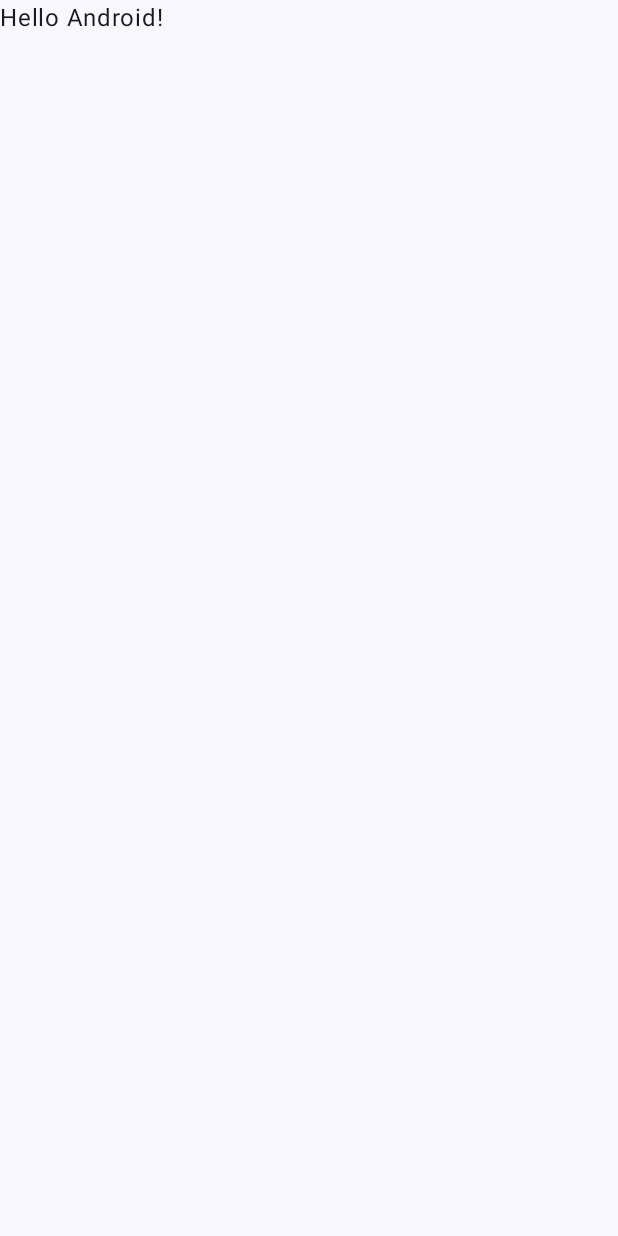
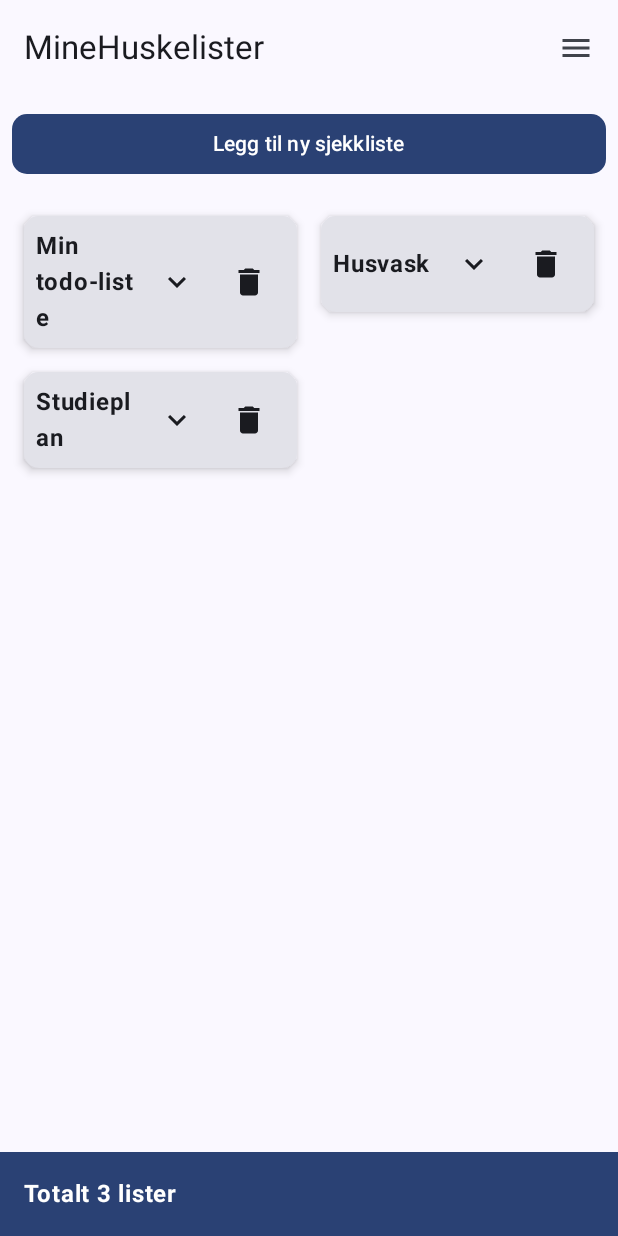
Before and after one commit to LawftyGoals/dte_2603_oblig2, an Android app built with Jetpack Compose: the screen it shows after launch (MainActivity), on a phone screen of 412 x 824 dp. Before the commit the screen is almost empty. Run offline under Robolectric (Android 15) with nearby library versions, the light colour scheme and no system bars.

Commit message:
Sjekkliste UI med Rutenett-toggle og Utvidbare Kort
- LazyVerticalGrid
- Expandable checklist cards
- add/delete
- Material 3 Scaffold
- unstable icons

```diff
--- a/app/src/main/java/com/example/dte2603_oblig2/MainActivity.kt
+++ b/app/src/main/java/com/example/dte2603_oblig2/MainActivity.kt
@@ -4,25 +4,107 @@ import android.os.Bundle
 import androidx.activity.ComponentActivity
 import androidx.activity.compose.setContent
 import androidx.activity.enableEdgeToEdge
-import androidx.compose.foundation.layout.fillMaxSize
-import androidx.compose.foundation.layout.padding
-import androidx.compose.material3.Scaffold
-import androidx.compose.material3.Text
-import androidx.compose.runtime.Composable
+import androidx.compose.foundation.background
+import androidx.compose.foundation.layout.*
+import androidx.compose.foundation.lazy.grid.GridCells
+import androidx.compose.foundation.lazy.grid.LazyVerticalGrid
+import androidx.compose.foundation.lazy.grid.items
+import androidx.compose.foundation.shape.RoundedCornerShape
+import androidx.compose.material3.*
+import androidx.compose.runtime.*
+import androidx.compose.ui.Alignment
 import androidx.compose.ui.Modifier
+import androidx.compose.ui.graphics.Color
+import androidx.compose.ui.text.font.FontWeight
 import androidx.compose.ui.tooling.preview.Preview
+import androidx.compose.ui.unit.dp
 import com.example.dte2603_oblig2.ui.theme.Dte2603_oblig2Theme
+import androidx.compose.material.icons.Icons
+import androidx.compose.material.icons.filled.Delete
+import androidx.compose.material.icons.filled.KeyboardArrowDown
+import androidx.compose.material.icons.filled.KeyboardArrowUp
+import androidx.compose.material.icons.filled.Menu
+import androidx.compose.material3.CardDefaults.elevatedCardElevation
+import androidx.compose.foundation.clickable
 
 class MainActivity : ComponentActivity() {
     override fun onCreate(savedInstanceState: Bundle?) {
         super.onCreate(savedInstanceState)
+        // Optional: make status/navigation bars edge-to-edge
         enableEdgeToEdge()
+
         setContent {
             Dte2603_oblig2Theme {
-                Scaffold(modifier = Modifier.fillMaxSize()) { innerPadding ->
-                    Greeting(
-                        name = "Android",
-                        modifier = Modifier.padding(innerPadding)
+                MainScreen()
+            }
+        }
+    }
+}
+
+@OptIn(ExperimentalMaterial3Api::class)
+@Composable
+fun MainScreen() {
+    var isTwoColumns by remember { mutableStateOf(true) }
+    var checklists by remember {
+        mutableStateOf(
+            listOf(
+                Checklist("Min todo-liste", listOf("Skriv søknad", "Send søknad", "Få jobb", "Jobb hardt")),
+                Checklist("Husvask", listOf("Kjøkkenet", "Badet", "Stua", "Soverom")),
+                Checklist("Studieplan", listOf("Gjør matteoppgaver", "Gjør fysikkoppgaver", "Gjør kjemioppgaver"))
+            )
+        )
+    }
+
+    Scaffold(
+        modifier = Modifier.fillMaxSize(),
+        topBar = {
+            // A simple top app bar
+            SmallTopAppBar(
+                title = { Text("MineHuskelister") },
+                actions = {
+                    // Toggle between 2 columns and 1 column
+                    IconButton(onClick = { isTwoColumns = !isTwoColumns }) {
+                        Icon(
+                            imageVector = Icons.Default.Menu,
+                            contentDescription = "Toggle Columns"
+                        )
+                    }
+                }
+            )
+        },
+        bottomBar = {
+            // A simple footer showing total list count
+            Footer(totalLists = checklists.size)
+        }
+    ) { innerPadding ->
+        Column(modifier = Modifier.padding(innerPadding)) {
+
+            // Button for creating a new checklist
+            Button(
+                onClick = {
+                    // Example logic: add an empty checklist
+                    checklists = checklists + Checklist("Ny liste", listOf("Ny oppgave 1"))
+                },
+                modifier = Modifier
+                    .fillMaxWidth()
+                    .padding(8.dp),
+                shape = RoundedCornerShape(10.dp)
+            ) {
+                Text("Legg til ny sjekkliste")
+            }
+
+            // Lazy grid for checklists
+            LazyVerticalGrid(
+                columns = GridCells.Fixed(if (isTwoColumns) 2 else 1),
+                modifier = Modifier.weight(1f), // fill remaining space
+                contentPadding = PaddingValues(8.dp)
+            ) {
+                items(checklists) { checklist ->
+                    ChecklistCard(
+                        checklist = checklist,
+                        onDelete = {
+                            checklists = checklists.filter { it != checklist }
+                        }
                     )
                 }
             }
@@ -30,18 +112,96 @@ class MainActivity : ComponentActivity() {
     }
 }
 
+data class Checklist(val title: String, val tasks: List<String>)
+
 @Composable
-fun Greeting(name: String, modifier: Modifier = Modifier) {
-    Text(
-        text = "Hello $name!",
-        modifier = modifier
-    )
+fun ChecklistCard(checklist: Checklist, onDelete: () -> Unit) {
+    var expanded by remember { mutableStateOf(false) }
+
+    Card(
+        modifier = Modifier
+            .padding(8.dp)
+            .fillMaxWidth(),
+        shape = RoundedCornerShape(10.dp),
+        elevation = elevatedCardElevation(defaultElevation = 4.dp)
+    ) {
+        Column(modifier = Modifier.padding(8.dp)) {
+            // Title row + expand toggle + delete icon
+            Row(
+                modifier = Modifier.fillMaxWidth(),
+                verticalAlignment = Alignment.CenterVertically
+            ) {
+                Text(
+                    text = checklist.title,
+                    fontWeight = FontWeight.Bold,
+                    modifier = Modifier.weight(1f)
+                )
+
+                // Expand/Collapse icon
+                IconButton(onClick = { expanded = !expanded }) {
+                    Icon(
+                        imageVector = if (expanded) Icons.Default.KeyboardArrowUp
+                        else Icons.Default.KeyboardArrowDown,
+                        contentDescription = if (expanded) "Collapse" else "Expand"
+                    )
+                }
+
+                // Delete checklist icon
+                IconButton(onClick = onDelete) {
+                    Icon(Icons.Default.Delete, contentDescription = "Delete")
+                }
+            }
+
+            // Show tasks only when expanded
+            if (expanded) {
+                checklist.tasks.forEach { task ->
+                    TaskItem(task)
+                }
+            }
+        }
+    }
+}
+
+@Composable
+fun TaskItem(task: String) {
+    // For demonstration, we'll track whether the item is "checked"
+    var checked by remember { mutableStateOf(false) }
+
+    Row(
+        modifier = Modifier
+            .fillMaxWidth()
+            .padding(4.dp)
+            .background(
+                color = if (checked) Color(0xFFE0F7FA) else Color.LightGray.copy(alpha = 0.2f),
+                shape = RoundedCornerShape(8.dp)
+            )
+            .clickable { checked = !checked }
+            .padding(8.dp),
+        verticalAlignment = Alignment.CenterVertically
+    ) {
+        Text(text = task)
+    }
+}
+
+@Composable
+fun Footer(totalLists: Int) {
+    Surface(
+        modifier = Modifier.fillMaxWidth(),
+        color = MaterialTheme.colorScheme.primary,
+        contentColor = Color.White
+    ) {
+        Text(
+            text = "Totalt $totalLists lister",
+            modifier = Modifier.padding(16.dp),
+            fontWeight = FontWeight.Bold
+        )
+    }
 }
 
 @Preview(showBackground = true)
 @Composable
-fun GreetingPreview() {
+fun PreviewMainScreen() {
     Dte2603_oblig2Theme {
-        Greeting("Android")
+        MainScreen()
     }
 }
```
Also changed, not shown: app/src/main/java/com/example/dte2603_oblig2/model/DataModels.kt (added, +25 -0 lines).
